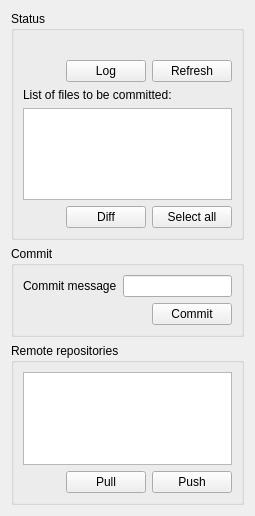
Above: ui/TaskGit.ui from yorikvanhavre/WebTools before the change. Below: the same form after it.
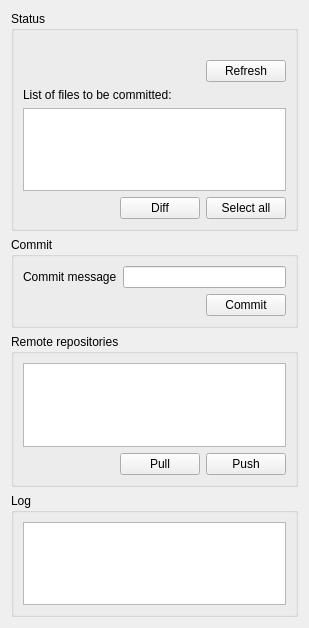
That is the form after the change.

Commit message: Added Log box to Git dialog

Diff of the .ui file:
```diff
--- a/ui/TaskGit.ui
+++ b/ui/TaskGit.ui
@@ -6,8 +6,8 @@
    <rect>
     <x>0</x>
     <y>0</y>
-    <width>255</width>
-    <height>516</height>
+    <width>309</width>
+    <height>628</height>
    </rect>
   </property>
   <property name="windowTitle">
@@ -42,13 +42,6 @@
           </property>
          </spacer>
         </item>
-        <item>
-         <widget class="QPushButton" name="buttonLog">
-          <property name="text">
-           <string>Log</string>
-          </property>
-         </widget>
-        </item>
         <item>
          <widget class="QPushButton" name="buttonRefresh">
           <property name="text">
@@ -196,6 +189,18 @@
      </layout>
     </widget>
    </item>
+   <item>
+    <widget class="QGroupBox" name="groupBox">
+     <property name="title">
+      <string>Log</string>
+     </property>
+     <layout class="QVBoxLayout" name="verticalLayout_5">
+      <item>
+       <widget class="QListWidget" name="logView"/>
+      </item>
+     </layout>
+    </widget>
+   </item>
   </layout>
  </widget>
  <resources/>
```
The commit also changes 1 other file.
